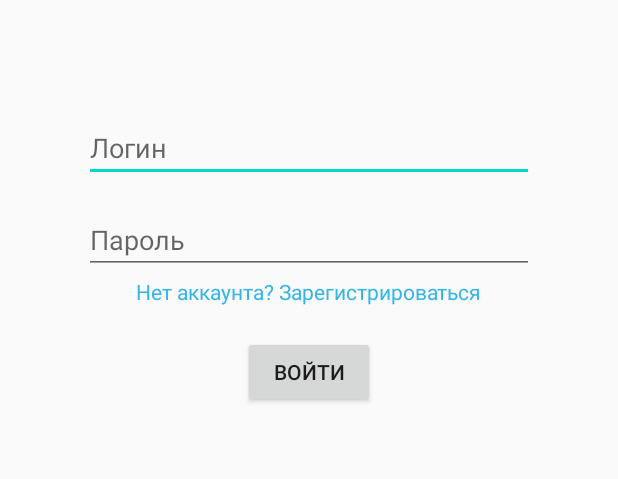
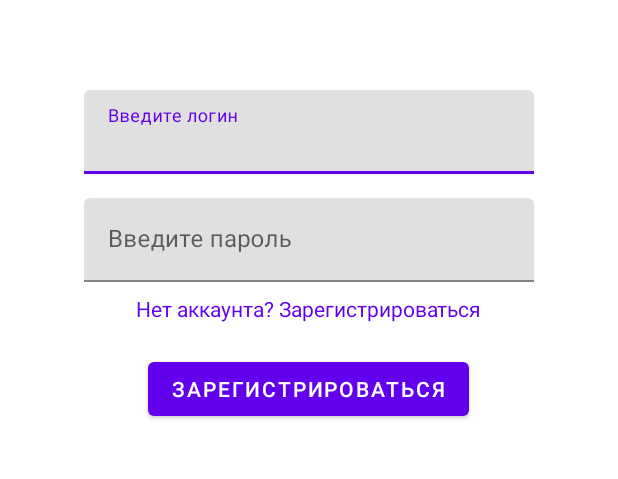
Before and after one commit to pphenomen/health-fit, an Android app built with Jetpack Compose: the screen it shows after launch (LoginActivity), on a phone screen of 412 x 824 dp, the part 280-759 px from its top. Run offline under Robolectric (Android 15) with nearby library versions, the phone set to English and light mode, and no system bars.

Commit message:
ЛР2: SplashScreen

```diff
--- a/app/build.gradle.kts
+++ b/app/build.gradle.kts
@@ -59,4 +59,5 @@ dependencies {
     androidTestImplementation(libs.androidx.compose.ui.test.junit4)
     debugImplementation(libs.androidx.compose.ui.tooling)
     debugImplementation(libs.androidx.compose.ui.test.manifest)
+    implementation("androidx.core:core-splashscreen:1.0.1")
 }
--- a/app/src/main/AndroidManifest.xml
+++ b/app/src/main/AndroidManifest.xml
@@ -10,11 +10,11 @@
         android:label="@string/app_name"
         android:roundIcon="@drawable/healthfit"
         android:supportsRtl="true"
-        android:theme="@style/Theme.Healthfit">
+        android:theme="@style/Theme.HealthFit">
         <activity
             android:name=".MainActivity"
             android:exported="true"
-            android:theme="@style/Theme.Healthfit">
+            android:theme="@style/Theme.HealthFit.Splash">
             <intent-filter>
                 <action android:name="android.intent.action.MAIN" />
                 <category android:name="android.intent.category.LAUNCHER" />
--- a/app/src/main/java/com/example/healthfit/LoginActivity.kt
+++ b/app/src/main/java/com/example/healthfit/LoginActivity.kt
@@ -7,6 +7,7 @@ import android.widget.EditText
 import android.widget.TextView
 import android.widget.Toast
 import androidx.appcompat.app.AppCompatActivity
+import com.google.android.material.textfield.TextInputLayout
 import java.util.regex.Pattern
 
 class LoginActivity : AppCompatActivity() {
@@ -16,8 +17,8 @@ class LoginActivity : AppCompatActivity() {
         super.onCreate(savedInstanceState)
         setContentView(R.layout.activity_login)
 
-        val loginLayout = findViewById<EditText>(R.id.editLogin)
-        val passwordLayout = findViewById<EditText>(R.id.editPassword)
+        val loginLayout = findViewById<TextInputLayout>(R.id.inputLogin)
+        val passwordLayout = findViewById<TextInputLayout>(R.id.inputPassword)
         val buttonLogin = findViewById<Button>(R.id.buttonLogin)
         val linkRegister = findViewById<TextView>(R.id.registerLink)
 
@@ -27,19 +28,19 @@ class LoginActivity : AppCompatActivity() {
         }
 
         buttonLogin.setOnClickListener { view ->
-            val login = loginLayout.text.toString().trim()
-            val password = passwordLayout.text.toString().trim()
+            val login = loginLayout.editText?.text.toString().trim()
+            val password = passwordLayout.editText?.text.toString().trim()
 
             loginLayout.error = null
             passwordLayout.error = null
 
             when {
                 login.isBlank() -> {
-                    loginLayout.error = getString(R.string.login_warning)
+                    loginLayout.error = getString(R.string.enter_login)
                     return@setOnClickListener
                 }
                 password.isBlank() -> {
-                    passwordLayout.error = getString(R.string.password_warning)
+                    passwordLayout.error = getString(R.string.enter_password)
                     return@setOnClickListener
                 }
                 !VALID_INPUT_PATTERN.matcher(login).matches() -> {
--- a/app/src/main/java/com/example/healthfit/MainActivity.kt
+++ b/app/src/main/java/com/example/healthfit/MainActivity.kt
@@ -3,10 +3,13 @@ package com.example.healthfit
 import android.content.Intent
 import android.os.Bundle
 import androidx.activity.ComponentActivity
+import androidx.core.splashscreen.SplashScreen.Companion.installSplashScreen
 
 class MainActivity : ComponentActivity() {
     override fun onCreate(savedInstanceState: Bundle?) {
+        val splashScreen = installSplashScreen()
         super.onCreate(savedInstanceState)
+        splashScreen.setKeepOnScreenCondition { false }
         startActivity(Intent(this, LoginActivity::class.java))
         finish()
     }
--- a/app/src/main/java/com/example/healthfit/RegisterActivity.kt
+++ b/app/src/main/java/com/example/healthfit/RegisterActivity.kt
@@ -33,15 +33,15 @@ class RegisterActivity : AppCompatActivity() {
 
             when {
                 login.isBlank() -> {
-                    loginLayout.error = getString(R.string.login_warning)
+                    loginLayout.error = getString(R.string.enter_login)
                     return@setOnClickListener
                 }
                 password.isBlank() -> {
-                    passwordLayout.error = getString(R.string.password_warning)
+                    passwordLayout.error = getString(R.string.enter_password)
                     return@setOnClickListener
                 }
                 confirmPassword.isBlank() -> {
-                    confirmPasswordLayout.error = getString(R.string.password_warning)
+                    confirmPasswordLayout.error = getString(R.string.enter_password)
                     return@setOnClickListener
                 }
                 !VALID_INPUT_PATTERN.matcher(login).matches() -> {
--- a/app/src/main/res/layout/activity_login.xml
+++ b/app/src/main/res/layout/activity_login.xml
@@ -1,3 +1,4 @@
+<?xml version="1.0" encoding="utf-8"?>
 <LinearLayout xmlns:android="http://schemas.android.com/apk/res/android"
     android:layout_width="match_parent"
     android:layout_height="match_parent"
@@ -10,6 +11,7 @@
         android:layout_width="75dp"
         android:layout_height="75dp"
         android:layout_marginTop="32dp"
+        android:contentDescription="@string/app_name"
         android:src="@drawable/healthfit" />
 
     <TextView
@@ -21,36 +23,51 @@
         android:textStyle="bold"
         android:padding="8dp" />
 
-    <EditText
-        android:id="@+id/editLogin"
+    <com.google.android.material.textfield.TextInputLayout
+        android:id="@+id/inputLogin"
         android:layout_width="300dp"
         android:layout_height="wrap_content"
-        android:hint="@string/login_hint"
-        android:inputType="text"
-        android:layout_marginTop="76dp" />
+        android:layout_marginTop="60dp"
+        android:hint="@string/enter_login">
 
-    <EditText
-        android:id="@+id/editPassword"
+        <com.google.android.material.textfield.TextInputEditText
+            android:id="@+id/editLogin"
+            android:layout_width="match_parent"
+            android:layout_height="wrap_content"
+            android:inputType="text" />
+
+    </com.google.android.material.textfield.TextInputLayout>
+
+    <com.google.android.material.textfield.TextInputLayout
+        android:id="@+id/inputPassword"
         android:layout_width="300dp"
         android:layout_height="wrap_content"
-        android:hint="@string/password_hint"
-        android:inputType="textPassword"
-        android:layout_marginTop="16dp" />
+        android:layout_marginTop="16dp"
+        android:hint="@string/enter_password">
+
+        <com.google.android.material.textfield.TextInputEditText
+            android:id="@+id/editPassword"
+            android:layout_width="match_parent"
+            android:layout_height="wrap_content"
+            android:inputType="textPassword" />
+
+    </com.google.android.material.textfield.TextInputLayout>
 
     <TextView
         android:id="@+id/registerLink"
         android:layout_width="wrap_content"
         android:layout_height="wrap_content"
+        android:layout_marginTop="8dp"
         android:text="@string/register_link"
-        android:textColor="@android:color/holo_blue_light"
+        android:textColor="@color/purple_500"
         android:clickable="true"
-        android:focusable="true"
-        android:layout_marginTop="2dp" />
+        android:focusable="true" />
 
     <Button
         android:id="@+id/buttonLogin"
         android:layout_width="wrap_content"
         android:layout_height="wrap_content"
-        android:text="@string/login_button"
-        android:layout_marginTop="20dp" />
+        android:layout_marginTop="20dp"
+        android:text="@string/register_button" />
+
 </LinearLayout>
--- a/app/src/main/res/layout/activity_register.xml
+++ b/app/src/main/res/layout/activity_register.xml
@@ -11,6 +11,7 @@
         android:layout_width="75dp"
         android:layout_height="75dp"
         android:layout_marginTop="32dp"
+        android:contentDescription="@string/app_name"
         android:src="@drawable/healthfit" />
 
     <TextView
@@ -27,7 +28,7 @@
         android:layout_width="300dp"
         android:layout_height="wrap_content"
         android:layout_marginTop="60dp"
-        android:hint="@string/login_warning">
+        android:hint="@string/enter_login">
 
         <com.google.android.material.textfield.TextInputEditText
             android:id="@+id/editLogin"
@@ -42,7 +43,7 @@
         android:layout_width="300dp"
         android:layout_height="wrap_content"
         android:layout_marginTop="16dp"
-        android:hint="@string/password_warning">
+        android:hint="@string/enter_password">
 
         <com.google.android.material.textfield.TextInputEditText
             android:id="@+id/editPassword"
--- a/app/src/main/res/values/strings.xml
+++ b/app/src/main/res/values/strings.xml
@@ -8,8 +8,8 @@
     <string name="register_button">Зарегистрироваться</string>
     <string name="register_link">Нет аккаунта? Зарегистрироваться</string>
     <string name="login_link">Уже есть аккаунт? Войти</string>
-    <string name="login_warning">Введите логин</string>
-    <string name="password_warning">Введите пароль</string>
+    <string name="enter_login">Введите логин</string>
+    <string name="enter_password">Введите пароль</string>
     <string name="fields_warning">Заполните все поля</string>
     <string name="login_success">Вход выполнен</string>
     <string name="register_success">Регистрация успешна</string>
--- a/app/src/main/res/values/themes.xml
+++ b/app/src/main/res/values/themes.xml
@@ -1,8 +1,16 @@
 <?xml version="1.0" encoding="utf-8"?>
 <resources>
-    <style name="Theme.Healthfit" parent="Theme.AppCompat.Light.NoActionBar">
+    <style name="Theme.HealthFit.Splash" parent="Theme.SplashScreen">
+        <item name="windowSplashScreenBackground">@color/background_main</item>
+        <item name="windowSplashScreenAnimatedIcon">@drawable/healthfit</item>
+        <item name="windowSplashScreenAnimationDuration">500</item>
+        <item name="postSplashScreenTheme">@style/Theme.HealthFit</item>
+    </style>
+
+    <style name="Theme.HealthFit" parent="Theme.MaterialComponents.Light.NoActionBar">
         <item name="colorPrimary">@color/purple_500</item>
-        <item name="colorPrimaryDark">@color/purple_700</item>
-        <item name="colorAccent">@color/teal_200</item>
+        <item name="colorPrimaryVariant">@color/purple_700</item>
+        <item name="colorOnPrimary">@color/white</item>
+        <item name="android:statusBarColor">@color/purple_700</item>
     </style>
 </resources>
```
Also changed, not shown: 1 other file.
